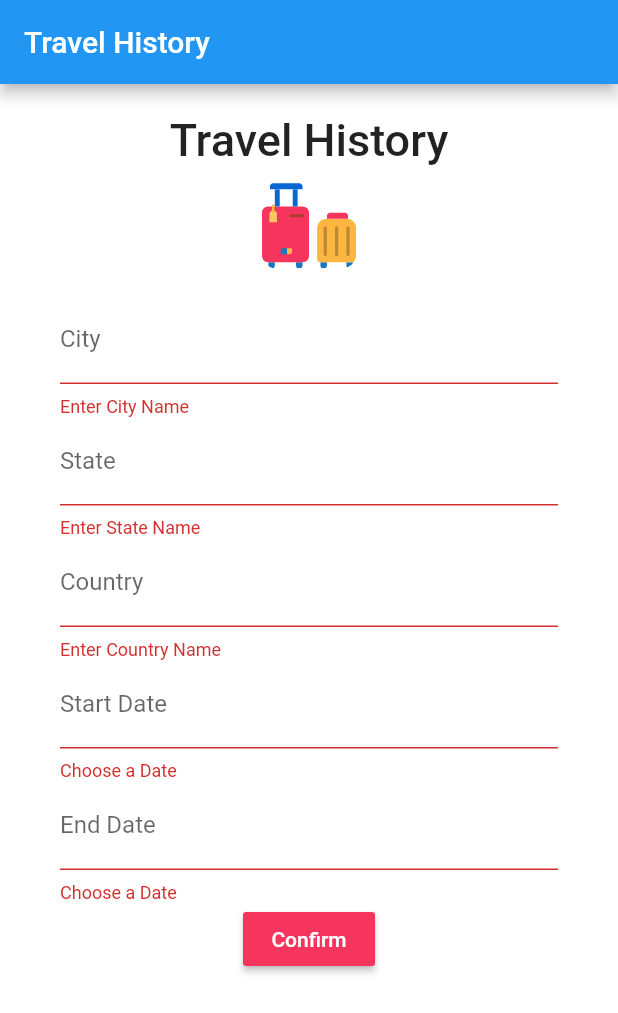
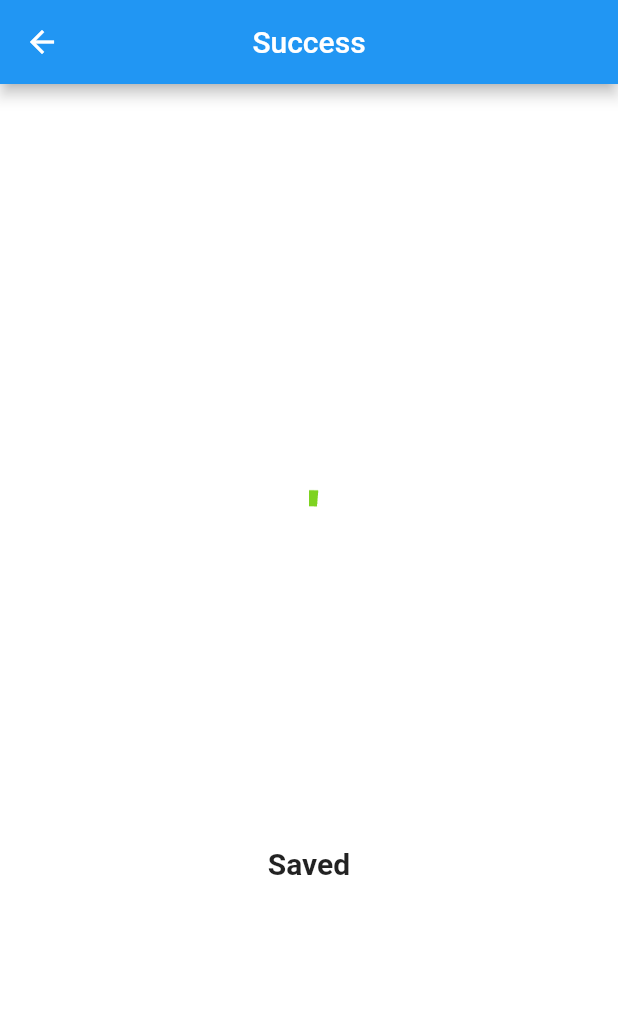
Before and after one commit to yashhalgaonkar/VI-Mitra-App, a Flutter app: the TravelForm widget shown alone on an empty page, opened directly, after a tap on "Confirm", on a phone screen of 412 x 824 dp. Shown: the top 1013 px of the screen. Run offline on Flutter 3.47's test engine with Material 2 defaults, Android fonts, the phone set to English and light mode, and no system bars; our stand-ins replace flutter_svg.

Commit message:
Added the Success Screen

```diff
--- a/lib/main.dart
+++ b/lib/main.dart
@@ -13,7 +13,22 @@ class MyApp extends StatelessWidget {
     return MaterialApp(
       debugShowCheckedModeBanner: false,
       title: 'VI - Mitra',
-      home: Scaffold(
+      home: HomePage(isFaculty: isFaculty),
+    );
+  }
+}
+
+class HomePage extends StatelessWidget {
+  const HomePage({
+    Key key,
+    @required this.isFaculty,
+  }) : super(key: key);
+
+  final bool isFaculty;
+
+  @override
+  Widget build(BuildContext context) {
+    return Scaffold(
       appBar: AppBar(
         elevation: 4.0,
         centerTitle: true,
@@ -21,7 +36,6 @@ class MyApp extends StatelessWidget {
       ),
       backgroundColor: Colors.white,
       body: UserDashboard(isFaculty: isFaculty),
-      ),
     );
   }
 }
--- /dev/null
+++ b/lib/screens/success_screen.dart
@@ -0,0 +1,38 @@
+import 'package:flutter/material.dart';
+
+class SuccessScreen extends StatelessWidget {
+  final String title;
+
+  const SuccessScreen({Key key, this.title = 'Success'}) : super(key: key);
+
+  @override
+  Widget build(BuildContext context) {
+    Size size = MediaQuery.of(context).size;
+
+    return Scaffold(
+      appBar: AppBar(
+        title: Text(title),
+        centerTitle: true,
+      ),
+      backgroundColor: Colors.white,
+      body: Container(
+        width: double.infinity,
+        height: double.infinity,
+        child: Column(
+          mainAxisAlignment: MainAxisAlignment.center,
+          crossAxisAlignment: CrossAxisAlignment.center,
+          children: [
+            Image.asset('assets/images/success.gif', height: size.height * 0.3),
+            SizedBox(
+              height: 25.0,
+            ),
+            Text(
+              'Saved',
+              style: TextStyle(fontSize: 20.0, fontWeight: FontWeight.w600),
+            ),
+          ],
+        ),
+      ),
+    );
+  }
+}
--- a/lib/screens/travel_form.dart
+++ b/lib/screens/travel_form.dart
@@ -1,5 +1,6 @@
 import 'package:flutter/material.dart';
 import 'package:vi_mitra/constants.dart';
+import 'package:vi_mitra/screens/success_screen.dart';
 import 'package:vi_mitra/widgets/body_template.dart';
 import 'package:vi_mitra/widgets/date_picker_widget.dart';
 import 'package:vi_mitra/widgets/form_text_widget.dart';
@@ -29,6 +30,7 @@ class TravelForm extends StatelessWidget {
         onChanged: () {
           Form.of(primaryFocus.context).save();
         },
+        child: SingleChildScrollView(
           child: Column(
             //containes two childre
             //one for the form
@@ -62,9 +64,8 @@ class TravelForm extends StatelessWidget {
                 ),
               ),
               //the button part
-            SingleChildScrollView(
-              child: Expanded(
-                child: Container(
+              Container(
+                margin: EdgeInsets.symmetric(vertical: size.height * 0.1),
                 child: Center(
                   child: RaisedButton(
                     child: Text(
@@ -78,16 +79,21 @@ class TravelForm extends StatelessWidget {
                         print(cityController.text);
                         print(stateController.text);
                         print(countryController.text);
+                        print(startDateController.text);
+                        print(endDateController.text);
                       }
+                      Navigator.push(
+                          context,
+                          MaterialPageRoute(
+                              builder: (context) => SuccessScreen()));
                     },
-                    ),
-                  ),
                   ),
                 ),
               )
             ],
           ),
         ),
+      ),
     );
   }
 }
--- a/lib/widgets/body_template.dart
+++ b/lib/widgets/body_template.dart
@@ -29,6 +29,7 @@ class BodyTemplate extends StatelessWidget {
   Widget build(BuildContext context) {
     return Scaffold(
       backgroundColor: Colors.white,
+      resizeToAvoidBottomPadding: true,
       appBar: AppBar(
         title: Text(title),
       ),
--- a/pubspec.yaml
+++ b/pubspec.yaml
@@ -28,7 +28,6 @@ dependencies:
   # The following adds the Cupertino Icons font to your application.
   # Use with the CupertinoIcons class for iOS style icons.
   cupertino_icons: ^0.1.3
-  flutter_datetime_picker: ^1.3.8
 
 dev_dependencies:
   flutter_test:
```
Also changed, not shown: assets/images/success.gif (added), assets/images/vi_logo.png (deleted), assets/images/vitlogo.png (deleted), pubspec.lock. Lines whose indentation alone changed are shown as unchanged.
